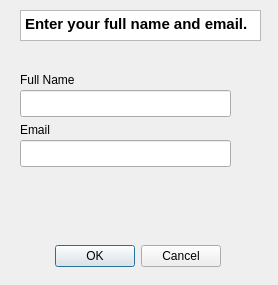
First picture: the form in ui_design/OrganizerCreateWindow.ui, repository baklesis/MasterPlan, before the edit.
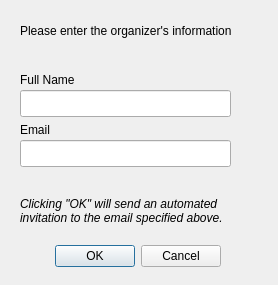
Second picture: the form after the edit.

```diff
--- a/ui_design/OrganizerCreateWindow.ui
+++ b/ui_design/OrganizerCreateWindow.ui
@@ -29,23 +29,6 @@
     <set>QDialogButtonBox::Cancel|QDialogButtonBox::Ok</set>
    </property>
   </widget>
-  <widget class="QTextBrowser" name="textBrowser">
-   <property name="geometry">
-    <rect>
-     <x>20</x>
-     <y>10</y>
-     <width>241</width>
-     <height>31</height>
-    </rect>
-   </property>
-   <property name="html">
-    <string>&lt;!DOCTYPE HTML PUBLIC &quot;-//W3C//DTD HTML 4.0//EN&quot; &quot;http://www.w3.org/TR/REC-html40/strict.dtd&quot;&gt;
-&lt;html&gt;&lt;head&gt;&lt;meta name=&quot;qrichtext&quot; content=&quot;1&quot; /&gt;&lt;style type=&quot;text/css&quot;&gt;
-p, li { white-space: pre-wrap; }
-&lt;/style&gt;&lt;/head&gt;&lt;body style=&quot; font-family:'Cantarell'; font-size:11pt; font-weight:400; font-style:normal;&quot;&gt;
-&lt;p style=&quot; margin-top:0px; margin-bottom:0px; margin-left:0px; margin-right:0px; -qt-block-indent:0; text-indent:0px;&quot;&gt;&lt;span style=&quot; font-weight:600;&quot;&gt;Enter your full name and email.&lt;/span&gt;&lt;/p&gt;&lt;/body&gt;&lt;/html&gt;</string>
-   </property>
-  </widget>
   <widget class="QLineEdit" name="lineEdit">
    <property name="geometry">
     <rect>
@@ -92,6 +75,43 @@
     <string>Email</string>
    </property>
   </widget>
+  <widget class="QLabel" name="label_3">
+   <property name="geometry">
+    <rect>
+     <x>20</x>
+     <y>20</y>
+     <width>251</width>
+     <height>21</height>
+    </rect>
+   </property>
+   <property name="text">
+    <string>Please enter the organizer's information</string>
+   </property>
+   <property name="wordWrap">
+    <bool>true</bool>
+   </property>
+  </widget>
+  <widget class="QLabel" name="label_4">
+   <property name="geometry">
+    <rect>
+     <x>20</x>
+     <y>190</y>
+     <width>241</width>
+     <height>41</height>
+    </rect>
+   </property>
+   <property name="font">
+    <font>
+     <italic>true</italic>
+    </font>
+   </property>
+   <property name="text">
+    <string>Clicking &quot;OK&quot; will send an automated invitation to the email specified above.</string>
+   </property>
+   <property name="wordWrap">
+    <bool>true</bool>
+   </property>
+  </widget>
  </widget>
  <resources/>
  <connections>
```
